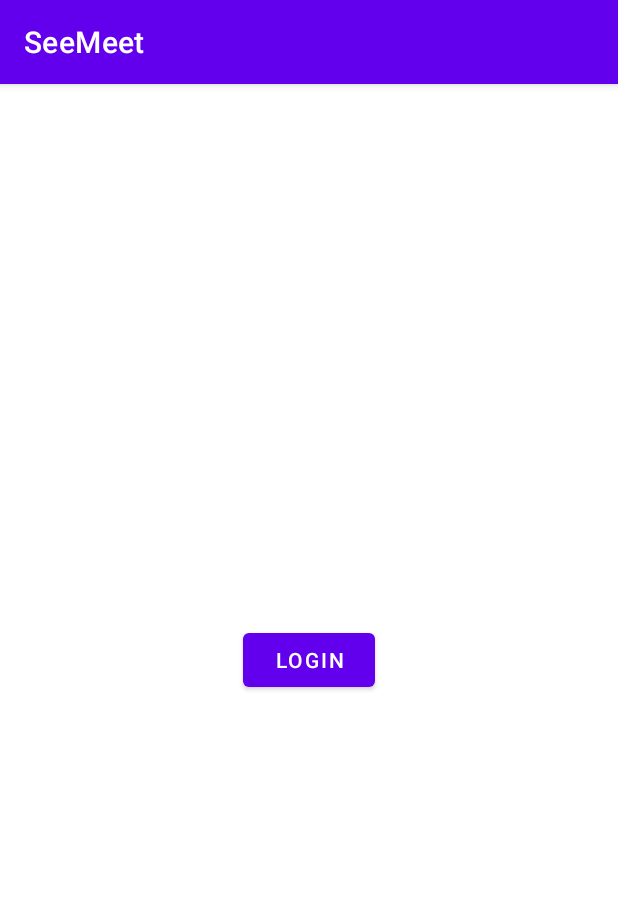
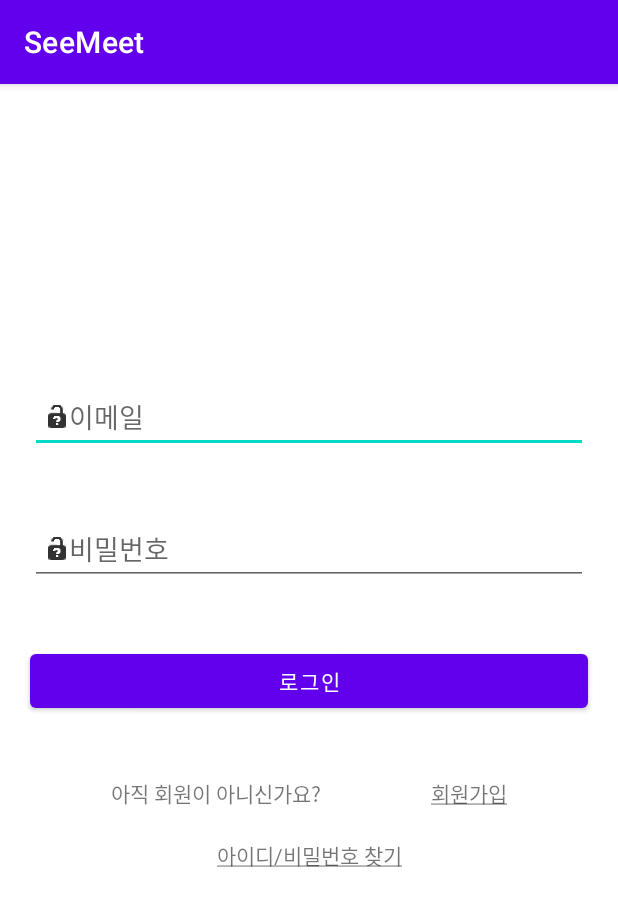
Before and after one commit to TeamSeeMeet/SeeMeet-Android, an Android app: the screen it shows after launch (LoginActivity), on a phone screen of 412 x 824 dp. Shown: the top 906 px of the screen. Run offline under Robolectric (Android 15) with nearby library versions, the phone set to English and light mode, and no system bars.

Commit message:
[MOD] 로그인 xml 틀 구현

```diff
--- a/app/src/main/res/layout/activity_login.xml
+++ b/app/src/main/res/layout/activity_login.xml
@@ -6,14 +6,83 @@
     android:layout_height="match_parent"
     tools:context=".ui.registration.LoginActivity">
 
+    <ImageView
+        android:id="@+id/iv_logo"
+        android:layout_width="wrap_content"
+        android:layout_height="wrap_content"
+        android:layout_marginTop="150dp"
+        app:layout_constraintEnd_toEndOf="parent"
+        app:layout_constraintStart_toStartOf="parent"
+        app:layout_constraintTop_toTopOf="parent"
+        tools:srcCompat="@tools:sample/avatars" />
+
+    <EditText
+        android:id="@+id/et_email"
+        android:layout_width="0dp"
+        android:layout_height="wrap_content"
+        android:layout_marginStart="20dp"
+        android:layout_marginTop="48dp"
+        android:layout_marginEnd="20dp"
+        android:drawableLeft="@android:drawable/ic_partial_secure"
+        android:hint="@string/email"
+        android:inputType="textEmailAddress"
+        android:paddingStart="10dp"
+        app:layout_constraintEnd_toEndOf="parent"
+        app:layout_constraintStart_toStartOf="parent"
+        app:layout_constraintTop_toBottomOf="@+id/iv_logo" />
+
+    <EditText
+        android:id="@+id/et_pw"
+        android:layout_width="0dp"
+        android:layout_height="wrap_content"
+        android:layout_marginTop="40dp"
+        android:drawableLeft="@android:drawable/ic_partial_secure"
+        android:ems="10"
+        android:hint="@string/pw"
+        android:inputType="textPassword"
+        android:paddingStart="10dp"
+        app:layout_constraintEnd_toEndOf="@+id/et_email"
+        app:layout_constraintStart_toStartOf="@+id/et_email"
+        app:layout_constraintTop_toBottomOf="@+id/et_email" />
+
     <Button
         android:id="@+id/btn_login"
+        android:layout_width="0dp"
+        android:layout_height="wrap_content"
+        android:layout_marginTop="40dp"
+        android:text="@string/login"
+        app:layout_constraintEnd_toEndOf="@+id/et_pw"
+        app:layout_constraintStart_toStartOf="@+id/et_pw"
+        app:layout_constraintTop_toBottomOf="@+id/et_pw" />
+
+    <TextView
+        android:id="@+id/tv_member_yet"
         android:layout_width="wrap_content"
         android:layout_height="wrap_content"
-        android:text="@string/label_login"
-        app:layout_constraintBottom_toBottomOf="parent"
+        android:layout_marginTop="40dp"
+        android:text="@string/login_member_yet"
+        app:layout_constraintEnd_toStartOf="@+id/tv_register"
+        app:layout_constraintHorizontal_bias="0.5"
+        app:layout_constraintStart_toStartOf="parent"
+        app:layout_constraintTop_toBottomOf="@+id/btn_login" />
+
+    <TextView
+        android:id="@+id/tv_register"
+        android:layout_width="wrap_content"
+        android:layout_height="wrap_content"
+        android:text="@string/login_register"
+        app:layout_constraintEnd_toEndOf="parent"
+        app:layout_constraintStart_toEndOf="@+id/tv_member_yet"
+        app:layout_constraintTop_toTopOf="@+id/tv_member_yet" />
+
+    <TextView
+        android:id="@+id/tv_search"
+        android:layout_width="wrap_content"
+        android:layout_height="wrap_content"
+        android:layout_marginTop="20dp"
+        android:text="@string/login_search"
         app:layout_constraintEnd_toEndOf="parent"
         app:layout_constraintStart_toStartOf="parent"
-        app:layout_constraintTop_toTopOf="parent" />
+        app:layout_constraintTop_toBottomOf="@+id/tv_member_yet" />
 
 </androidx.constraintlayout.widget.ConstraintLayout>
--- a/app/src/main/res/values/strings.xml
+++ b/app/src/main/res/values/strings.xml
@@ -1,8 +1,15 @@
 <resources>
     <string name="app_name">SeeMeet</string>
 
+    <!-- Common -->
+    <string name="email">이메일</string>
+    <string name="pw">비밀번호</string>
+    <string name="login">로그인</string>
+
     <!-- Login -->
-    <string name="label_login">LogIn</string>
+    <string name="login_member_yet">아직 회원이 아니신가요?</string>
+    <string name="login_register"><u>회원가입</u></string>
+    <string name="login_search"><u>아이디/비밀번호 찾기</u></string>
 
     <!-- Main -->
     <string name="label_home">Home</string>
```
